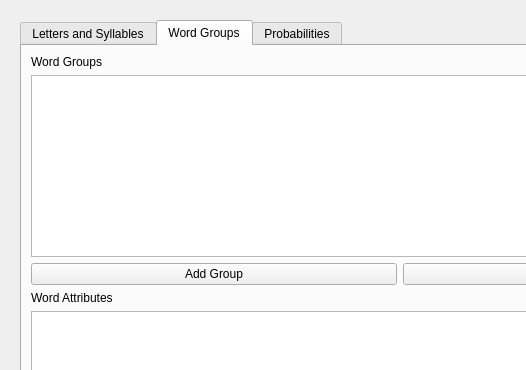
Qt form forms/langsettingswindow.ui (maelm-Epita/Noupharen) before a commit; both pictures show x 0 to 526 and y 0 to 370 of the 800 by 600 pixel window.
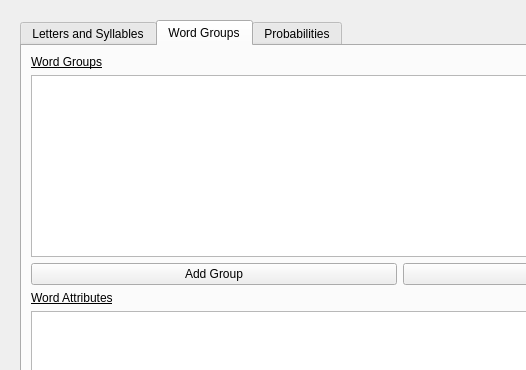
The same form after that commit. The open tabs and pages were chosen to show the change. Icons and pictures are not drawn.

```diff
--- a/forms/langsettingswindow.ui
+++ b/forms/langsettingswindow.ui
@@ -159,6 +159,14 @@
           </item>
           <item row="7" column="0">
            <widget class="QLabel" name="wattrLbl">
+            <property name="font">
+             <font>
+              <underline>true</underline>
+             </font>
+            </property>
+            <property name="toolTip">
+             <string>&lt;html&gt;&lt;head/&gt;&lt;body&gt;&lt;p&gt;A Word Attribute name cannot contain '[' or ':'&lt;/p&gt;&lt;/body&gt;&lt;/html&gt;</string>
+            </property>
             <property name="text">
              <string>Word Attributes</string>
             </property>
@@ -166,6 +174,14 @@
           </item>
           <item row="3" column="0">
            <widget class="QLabel" name="wgrpLbl">
+            <property name="font">
+             <font>
+              <underline>true</underline>
+             </font>
+            </property>
+            <property name="toolTip">
+             <string>&lt;html&gt;&lt;head/&gt;&lt;body&gt;&lt;p&gt;A Word Group name cannot contain '[' or ':'&lt;/p&gt;&lt;/body&gt;&lt;/html&gt;</string>
+            </property>
             <property name="text">
              <string>Word Groups</string>
             </property>
```
Left out of the diff: 2 changed lines with no effect on the pictures.
